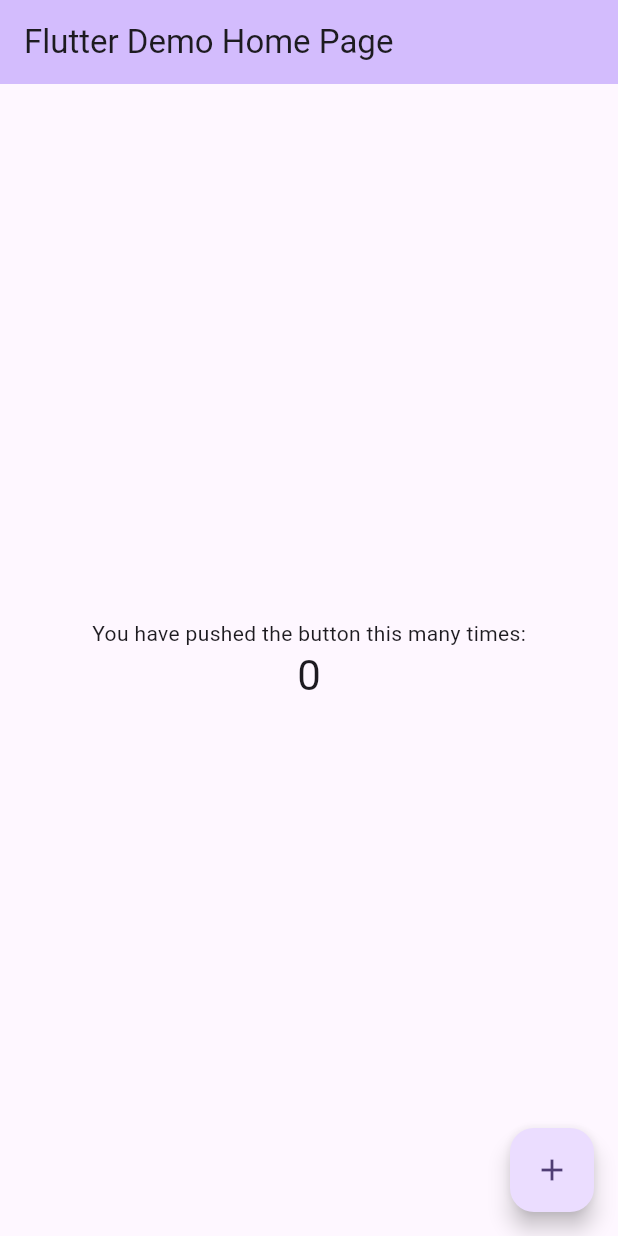
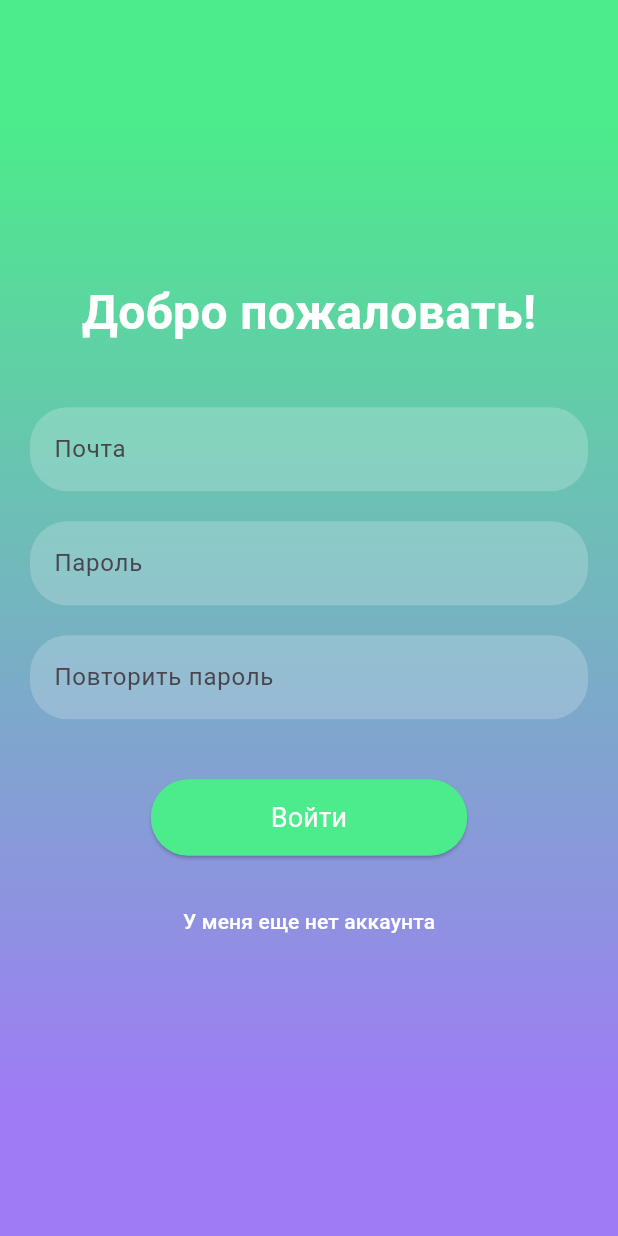
Before and after one commit to sd20077/zc_dodiddone, a Flutter app: the screen it shows after launch, on a phone screen of 412 x 824 dp. Run offline on Flutter 3.47's test engine with Material 3 defaults, Android fonts, the phone set to English and light mode, and no system bars.

Commit message:
login page

```diff
--- a/lib/app/app.dart
+++ b/lib/app/app.dart
@@ -1,7 +1,8 @@
-
 import 'package:flutter/material.dart';
 
-import '../pages/my_home_page.dart';
+import '../pages/login_pages.dart';
+
+import '../theme/theme.dart';
 
 class MyApp extends StatelessWidget {
   const MyApp({super.key});
@@ -10,12 +11,8 @@ class MyApp extends StatelessWidget {
   Widget build(BuildContext context) {
     return MaterialApp(
       title: 'Flutter Demo',
-      theme: ThemeData(
-
-        colorScheme: ColorScheme.fromSeed(seedColor: Colors.deepPurple),
-        useMaterial3: true,
-      ),
-      home: const MyHomePage(title: 'Flutter Demo Home Page'),
+      theme: DodiddoneTheme.lightTheme,
+      home: const LoginPage(),
     );
   }
 }
--- /dev/null
+++ b/lib/pages/login_pages.dart
@@ -0,0 +1,116 @@
+import 'package:flutter/material.dart';
+
+import '../theme/theme.dart';
+
+class LoginPage extends StatefulWidget {
+  const LoginPage({Key? key}) : super(key: key);
+
+  @override
+  State<LoginPage> createState() => _LoginPageState();
+}
+
+class _LoginPageState extends State<LoginPage> {
+  bool isLogin = true; // Флаг для определения режима (вход/регистрация)
+
+  @override
+  Widget build(BuildContext context) {
+    return Scaffold(
+      body: Container(
+        decoration: BoxDecoration(
+          gradient: LinearGradient(
+            begin: Alignment.topCenter,
+            end: Alignment.bottomCenter,
+            colors: isLogin
+                ? [DodiddoneTheme.lightTheme.colorScheme.secondary, DodiddoneTheme.lightTheme.colorScheme.primary]
+                : [DodiddoneTheme.lightTheme.colorScheme.primary, DodiddoneTheme.lightTheme.colorScheme.secondary],
+            stops: const [0.1, 0.9], // Основной цвет занимает 90%
+          ),
+        ),
+        child: Padding(
+          padding: const EdgeInsets.all(20.0),
+          child: Column(
+            mainAxisAlignment: MainAxisAlignment.center,
+            children: [
+              const Text(
+                'Добро пожаловать!',
+                style: TextStyle(
+                  fontSize: 32,
+                  fontWeight: FontWeight.bold,
+                  color: Colors.white,
+                ),
+              ),
+              const SizedBox(height: 40),
+              TextField(
+                decoration: InputDecoration(
+                  hintText: 'Почта',
+                  filled: true,
+                  fillColor: Colors.white.withOpacity(0.2),
+                  border: OutlineInputBorder(
+                    borderRadius: BorderRadius.circular(25),
+                    borderSide: BorderSide.none,
+                  ),
+                ),
+              ),
+              const SizedBox(height: 20),
+              TextField(
+                obscureText: true,
+                decoration: InputDecoration(
+                  hintText: 'Пароль',
+                  filled: true,
+                  fillColor: Colors.white.withOpacity(0.2),
+                  border: OutlineInputBorder(
+                    borderRadius: BorderRadius.circular(25),
+                    borderSide: BorderSide.none,
+                  ),
+                ),
+              ),
+              const SizedBox(height: 20),
+              // Добавляем поле для повтора пароля
+              TextField(
+                obscureText: true,
+                decoration: InputDecoration(
+                  hintText: 'Повторить пароль',
+                  filled: true,
+                  fillColor: Colors.white.withOpacity(0.2),
+                  border: OutlineInputBorder(
+                    borderRadius: BorderRadius.circular(25),
+                    borderSide: BorderSide.none,
+                  ),
+                ),
+              ),
+              const SizedBox(height: 40),
+              ElevatedButton(
+                onPressed: () {
+                  // Обработка входа/регистрации
+                },
+                style: ElevatedButton.styleFrom(
+                  backgroundColor: !isLogin
+                    ? DodiddoneTheme.lightTheme.colorScheme.primary
+                    : DodiddoneTheme.lightTheme.colorScheme.secondary,
+                  padding: const EdgeInsets.symmetric(horizontal: 80, vertical: 15),
+                  textStyle: const TextStyle(fontSize: 18),
+                  shape: RoundedRectangleBorder(
+                    borderRadius: BorderRadius.circular(25),
+                  ),
+                ),
+                child: Text(isLogin ? 'Войти' : 'Зарегистрироваться'),
+              ),
+              const SizedBox(height: 20),
+              TextButton(
+                onPressed: () {
+                  setState(() {
+                    isLogin = !isLogin;
+                  });
+                },
+                child: Text(
+                  isLogin ? 'У меня еще нет аккаунта' : 'Вернуться на вход',
+                  style: const TextStyle(color: Colors.white),
+                ),
+              ),
+            ],
+          ),
+        ),
+      ),
+    );
+  }
+}
--- a/lib/pages/my_home_page.dart
+++ /dev/null
@@ -1,56 +0,0 @@
-
-import 'package:flutter/material.dart';
-
-class MyHomePage extends StatefulWidget {
-  const MyHomePage({super.key, required this.title});
-
-  final String title;
-
-  @override
-  State<MyHomePage> createState() => _MyHomePageState();
-}
-
-class _MyHomePageState extends State<MyHomePage> {
-  int _counter = 0;
-
-  void _incrementCounter() {
-    setState(() {
-
-      _counter++;
-    });
-  }
-
-  @override
-  Widget build(BuildContext context) {
-
-    return Scaffold(
-      appBar: AppBar(
-
-        backgroundColor: Theme.of(context).colorScheme.inversePrimary,
-
-        title: Text(widget.title),
-      ),
-      body: Center(
-
-        child: Column(
-
-          mainAxisAlignment: MainAxisAlignment.center,
-          children: <Widget>[
-            const Text(
-              'You have pushed the button this many times:',
-            ),
-            Text(
-              '$_counter',
-              style: Theme.of(context).textTheme.headlineMedium,
-            ),
-          ],
-        ),
-      ),
-      floatingActionButton: FloatingActionButton(
-        onPressed: _incrementCounter,
-        tooltip: 'Increment',
-        child: const Icon(Icons.add),
-      ), // This trailing comma makes auto-formatting nicer for build methods.
-    );
-  }
-}
--- /dev/null
+++ b/lib/theme/theme.dart
@@ -0,0 +1,23 @@
+import 'package:flutter/material.dart';
+
+class DodiddoneTheme {
+  static ThemeData lightTheme = ThemeData(
+    // Используем два основных цвета
+    colorScheme: ColorScheme.fromSeed(
+      seedColor: Color(0xFF9f7bf6), // Основной цвет #9f7bf6
+      brightness: Brightness.light,
+      primary: Color(0xFF9f7bf6), // Основной цвет #9f7bf6
+      secondary: Color(0xFF4ceb8b), // Вторичный цвет #4ceb8b
+    ),
+    useMaterial3: true,
+    // Добавляем стиль для кнопок
+    elevatedButtonTheme: ElevatedButtonThemeData(
+      style: ButtonStyle(
+        foregroundColor: const WidgetStatePropertyAll<Color>(Colors.white),
+        textStyle: WidgetStateProperty.all(
+          const TextStyle(color: Colors.white), // Устанавливаем белый цвет текста
+        ),
+      ),
+    ),
+  );
+}
```
